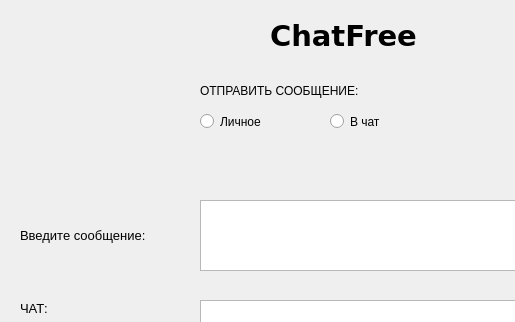
Qt form GUI/chat.ui (olga1110/ChatProg) before a commit; both pictures show x 0 to 515 and y 0 to 322 of the 799 by 613 pixel window.
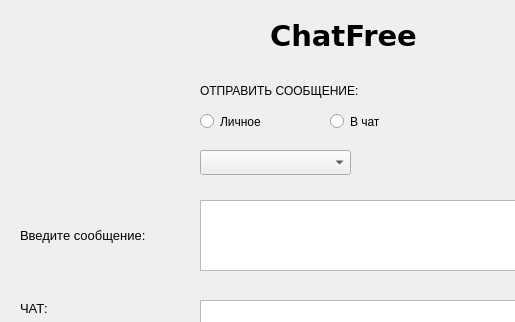
The same form after that commit. Icons and pictures are not drawn.

What changed in the file:
```diff
--- a/GUI/chat.ui
+++ b/GUI/chat.ui
@@ -193,6 +193,16 @@
     <string>ОТПРАВИТЬ СООБЩЕНИЕ:</string>
    </property>
   </widget>
+  <widget class="QComboBox" name="list_contacts_combo">
+   <property name="geometry">
+    <rect>
+     <x>200</x>
+     <y>150</y>
+     <width>151</width>
+     <height>25</height>
+    </rect>
+   </property>
+  </widget>
  </widget>
  <resources/>
  <connections/>
```
